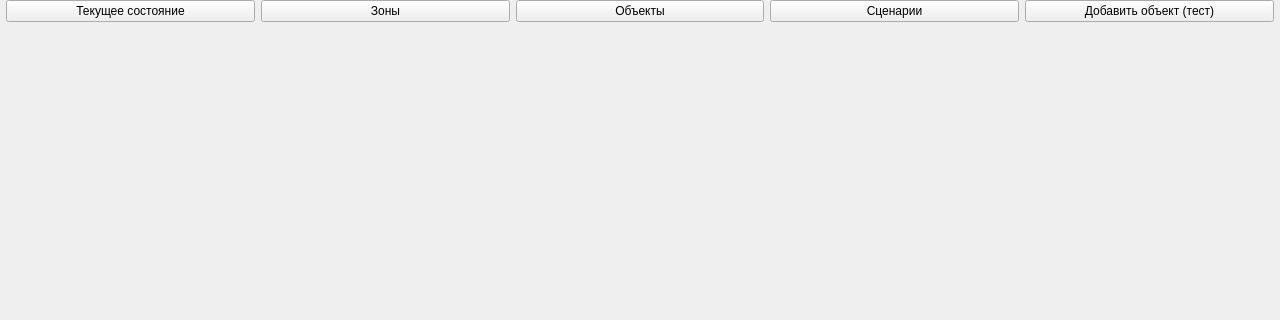
First picture: the form in src/mainwindow.ui, repository IlchenkoVasily/seye, before the edit; both pictures show x 0 to 1280 and y 0 to 320 of the 1280 by 720 pixel window.
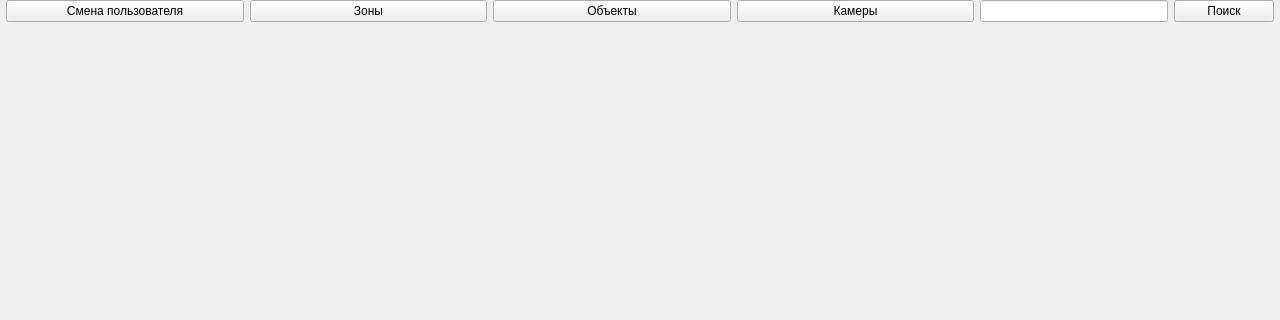
Second picture: the form after the edit.

Commit message: добавлена смена пользователя

```diff
--- a/src/mainwindow.ui
+++ b/src/mainwindow.ui
@@ -50,7 +50,7 @@
       <item>
        <widget class="QPushButton" name="pushButton_3">
         <property name="text">
-         <string>Текущее состояние</string>
+         <string>Смена пользователя</string>
         </property>
        </widget>
       </item>
@@ -71,14 +71,48 @@
       <item>
        <widget class="QPushButton" name="pushButton_4">
         <property name="text">
-         <string>Сценарии</string>
+         <string>Камеры</string>
+        </property>
+       </widget>
+      </item>
+      <item>
+       <widget class="QLineEdit" name="lineEdit">
+        <property name="sizePolicy">
+         <sizepolicy hsizetype="Fixed" vsizetype="Fixed">
+          <horstretch>0</horstretch>
+          <verstretch>0</verstretch>
+         </sizepolicy>
+        </property>
+        <property name="minimumSize">
+         <size>
+          <width>188</width>
+          <height>0</height>
+         </size>
         </property>
        </widget>
       </item>
       <item>
        <widget class="QPushButton" name="pushButton">
+        <property name="sizePolicy">
+         <sizepolicy hsizetype="Fixed" vsizetype="Fixed">
+          <horstretch>0</horstretch>
+          <verstretch>0</verstretch>
+         </sizepolicy>
+        </property>
+        <property name="minimumSize">
+         <size>
+          <width>100</width>
+          <height>0</height>
+         </size>
+        </property>
+        <property name="maximumSize">
+         <size>
+          <width>100</width>
+          <height>16777215</height>
+         </size>
+        </property>
         <property name="text">
-         <string>Добавить объект (тест)</string>
+         <string>Поиск</string>
         </property>
        </widget>
       </item>
```
The commit also changes 7 other files.
